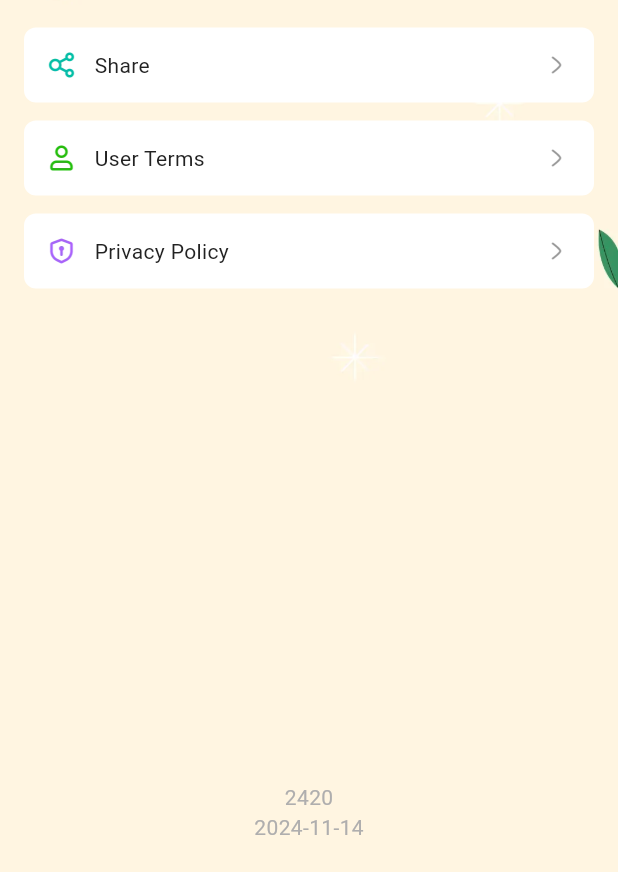
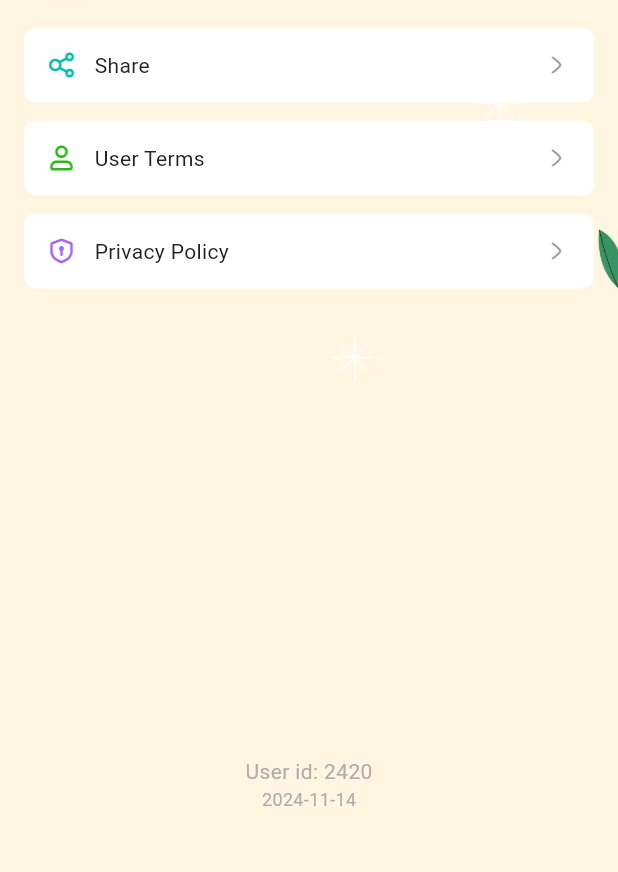
Before and after one commit to Vkas-hcn/every_month_account_books_fly, a Flutter app: the Setting screen opened directly, on a phone screen of 412 x 824 dp, the part 364-1236 px from its top. Run offline on Flutter 3.47's test engine with Material 3 defaults, Android fonts, the light colour scheme and no system bars; our stand-ins replace fluttertoast, google_mobile_ads, package_info_plus, share_plus, shared_preferences; missing offline and left inert: dart:ffi; accounts and stored records are empty; network calls fail.

Commit message:
refactor(main): 重构主页面并移动请求逻辑
- 移除了 main.dart 中的 sendRequest函数
- 在 Start.dart 中添加了 sendRequest 函数
- 更新了 Setting.dart 中的用户 ID显示逻辑
- 调整了 Start.dart 中的广告数据初始化顺序

```diff
--- a/lib/Setting.dart
+++ b/lib/Setting.dart
@@ -198,7 +198,7 @@ class Setting extends StatelessWidget {
                       child: Column(
                         children: [
                           Text(
-                            userid ?? 'Loading...',
+                            "User id: $userid" ?? 'Loading...',
                             style: const TextStyle(
                               color: Color(0xFFAFAEAE),
                               fontSize: 14,
@@ -209,13 +209,13 @@ class Setting extends StatelessWidget {
                             '${DateTime.now().year}-${DateTime.now().month}-${DateTime.now().day}',
                             style: const TextStyle(
                               color: Color(0xFFAFAEAE),
-                              fontSize: 14,
+                              fontSize: 12,
                             ),
                           )
                         ],
                       ),
                     ),
-                    const SizedBox(height: 20)
+                    const SizedBox(height: 40)
                   ],
                 );
               }
```
Also changed, not shown: lib/Start.dart (+29 -1 lines), lib/main.dart (+0 -31 lines).
